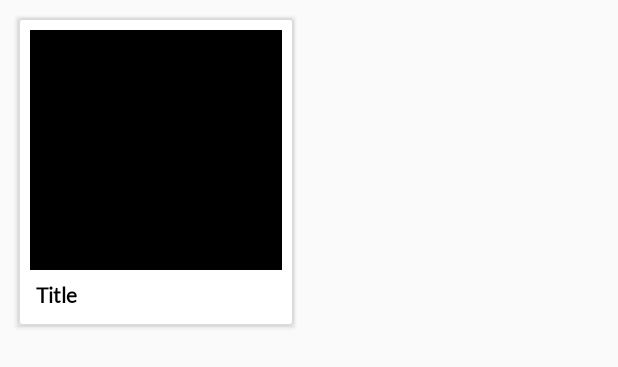
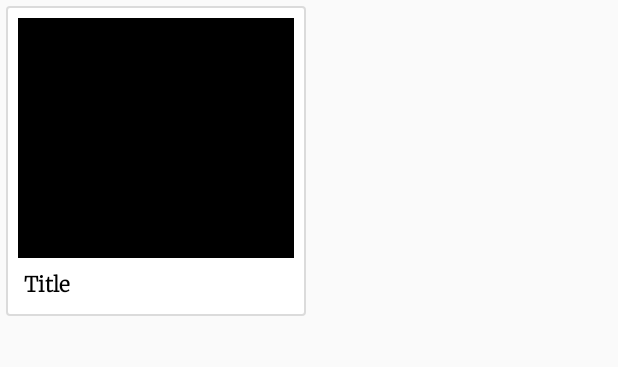
Before and after one commit to emilyreynolds89/discours, an Android app: the layout recommend_article_item.xml on its own in the app's theme, with its tools: preview values and no code run, on a phone screen of 412 x 824 dp. Shown: the top 367 px of the screen. Run offline under Robolectric (Android 15) with nearby library versions, the phone set to English and light mode, and no system bars.

Commit message:
Change recommend font and also recommend image bug

```diff
--- a/app/src/main/res/layout/recommend_article_item.xml
+++ b/app/src/main/res/layout/recommend_article_item.xml
@@ -1,23 +1,12 @@
 <?xml version="1.0" encoding="utf-8"?>
 <androidx.constraintlayout.widget.ConstraintLayout xmlns:android="http://schemas.android.com/apk/res/android"
     xmlns:app="http://schemas.android.com/apk/res-auto"
-    xmlns:tools="http://schemas.android.com/tools"
     android:layout_width="200dp"
     android:layout_height="wrap_content"
     android:layout_margin="4dp"
     android:layout_marginTop="8dp"
     android:layout_marginBottom="45dp">
 
-    <androidx.cardview.widget.CardView
-        android:id="@+id/card_view"
-        android:layout_width="match_parent"
-        android:layout_height="match_parent"
-        android:layout_margin="8dp"
-        android:layout_marginBottom="10dp"
-        app:layout_constraintBottom_toBottomOf="parent"
-        app:layout_constraintEnd_toEndOf="parent"
-        app:layout_constraintStart_toStartOf="parent"
-        app:layout_constraintTop_toTopOf="parent">
 
         <androidx.constraintlayout.widget.ConstraintLayout
             android:id="@+id/viewArticle"
@@ -54,7 +43,8 @@
                 android:layout_marginEnd="12dp"
                 android:layout_marginBottom="12dp"
                 android:ellipsize="end"
-                android:fontFamily="@font/lato"
+                android:textAppearance="@style/HeadlineTextAppearance"
+                android:fontFamily="@font/merriweather_light"
                 android:maxLines="3"
                 android:text="Title"
                 android:textColor="@color/colorHeadlineText"
@@ -66,7 +56,6 @@
 
         </androidx.constraintlayout.widget.ConstraintLayout>
 
-    </androidx.cardview.widget.CardView>
 
 
 </androidx.constraintlayout.widget.ConstraintLayout>
--- a/app/src/main/res/values/styles.xml
+++ b/app/src/main/res/values/styles.xml
@@ -14,4 +14,10 @@
         <item name="android:windowExitAnimation">@anim/fadeout</item>
     </style>
 
+    <style name="HeadlineTextAppearance" parent="TextAppearance.AppCompat">
+        <item name="android:fontFamily">@font/merriweather_light</item>
+        <item name="android:textStyle">bold</item>
+        <item name="android:textColor">@color/colorHeadlineText</item>
+    </style>
+
 </resources>
```
Also changed, not shown: app/src/main/java/com/codepath/fbu_newsfeed/Adapters/RecommendAdapter.java (+19 -1 lines), app/src/main/java/com/codepath/fbu_newsfeed/DetailActivity.java (+3 -5 lines).
